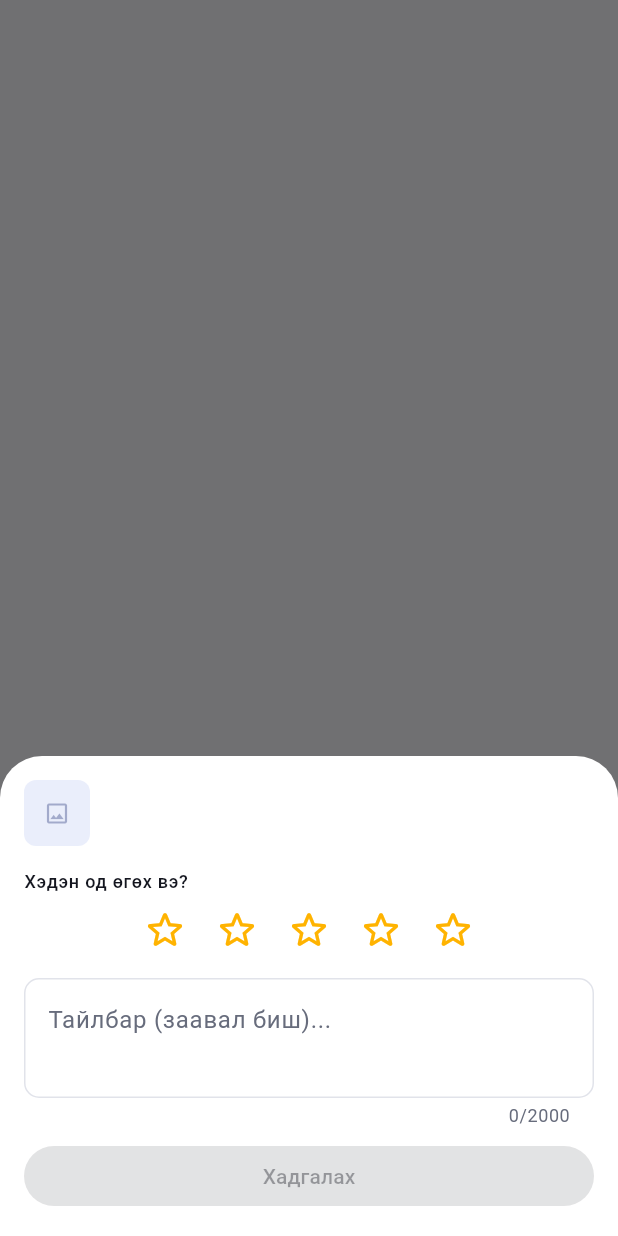
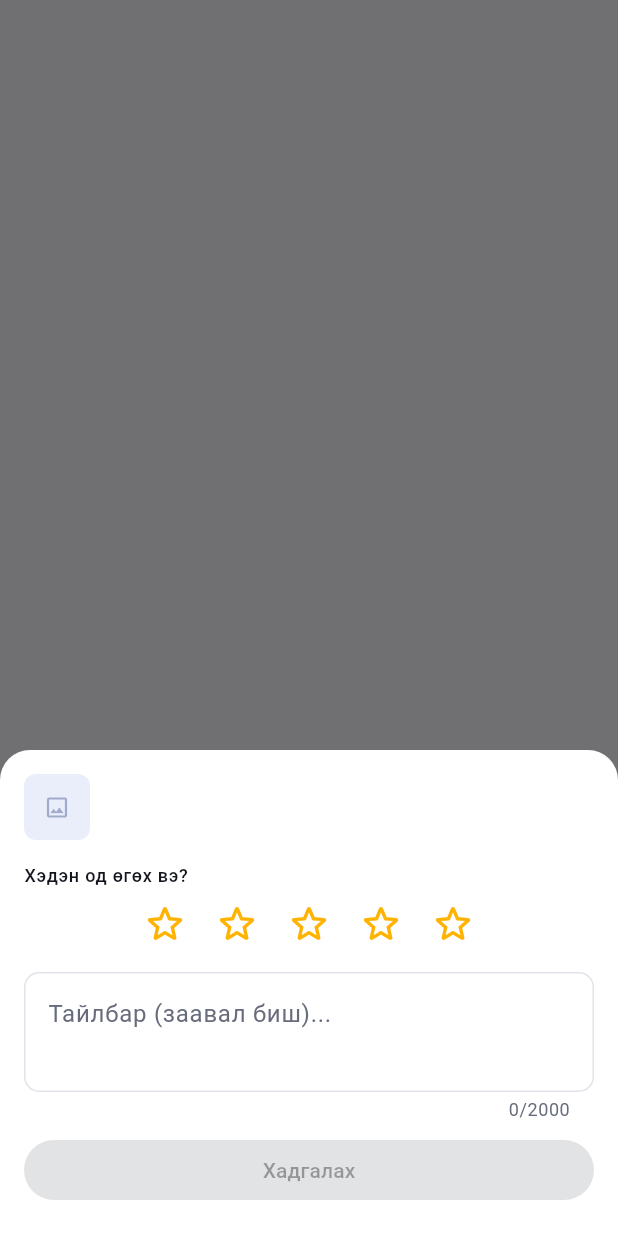
Before and after one commit to d3v310p3r1437/order-system, a Flutter app: what showQuickReviewBottomSheet() shows on an empty page, opened directly with empty values, on a phone screen of 412 x 824 dp. Run offline on Flutter 3.47's test engine with Material 3 defaults, Android fonts, the phone set to English and light mode, and no system bars; drawn by our look-alikes of cached_network_image; our stand-ins replace dio, flutter_map, flutter_riverpod, flutter_secure_storage, freezed_annotation, geolocator and 7 more; accounts and stored records are empty; generated files the repository leaves out were written again; network calls fail.

Commit message:
fix: QuickReviewBottomSheet-ийн доод зай/сүүдрийг сайжруулав
SafeArea+нэмэлт 20px padding (клавиатур/navigation bar-аас "Хадгалах"
товчийг тодорхой зайтай болгоно), showModalBottomSheet-д elevation
12 + дугуй булант shape нэмж sheet дэвсгэрээс тод ялгарч харагдахаар
болгов.

Co-Authored-By: Claude Sonnet 5 <noreply@anthropic.com>

```diff
--- a/apps/mobile/lib/features/reviews/presentation/widgets/quick_review_bottom_sheet.dart
+++ b/apps/mobile/lib/features/reviews/presentation/widgets/quick_review_bottom_sheet.dart
@@ -82,9 +82,8 @@ class _QuickReviewBottomSheetState
       if (!mounted) {
         return;
       }
-      ScaffoldMessenger.of(
-        context,
-      ).showSnackBar(SnackBar(content: Text(error.message)));
+      ScaffoldMessenger.of(context)
+          .showSnackBar(SnackBar(content: Text(error.message)));
     } finally {
       if (mounted) {
         setState(() => _submitting = false);
@@ -95,12 +94,27 @@ class _QuickReviewBottomSheetState
   @override
   Widget build(BuildContext context) {
     final theme = Theme.of(context);
-    return Padding(
+    // ⚠️ (2026-08-27) `OrderListScreen` (энэ sheet-ийг нээдэг цорын ганц
+    // дуудагч тал) `StatefulShellRoute`-ийн "Захиалгууд" branch дотор
+    // байрладаг тул `showModalBottomSheet` (Navigator.of(context)-ийн
+    // ХАМГИЙН ОЙР — branch-ийн дотоод, root биш) sheet-ийг `MainShell`-ийн
+    // `Scaffold.body`-ийн дотор л (`bottomNavigationBar`-ын ГАДНА биш)
+    // нээдэг тул физик дэлгэцийн доод ирмэг рүү бус, доод navigation
+    // bar-ын дээд ирмэг рүү л суудаг. Иймд `SafeArea(bottom: true)`
+    // энд голчлон КЛАВИАТУР нээгдэх/хаагдах үед МЭДЭГДЭХҮЙЦ зай өгөхийн
+    // тулд бус, ирээдүйд ЭНЭ sheet-ийг navigation bar-гүй бүтэн дэлгэцээс
+    // (жиш: ProductDetailScreen) дуудвал ч мөн адил зөв ажиллуулах
+    // (gesture home indicator/notch-той төхөөрөмжид) хамгаалалт зорилготой.
+    // Товч БОЛОН доод хил (клавиатур эсвэл navigation bar аль алиных нь)
+    // хооронд ЗААВАЛ 20px тодорхой зай (SafeArea-гийн ДЭЭР нэмэлт) үлдээнэ.
+    return SafeArea(
+      top: false,
+      child: Padding(
         padding: EdgeInsets.only(
           left: 16,
           right: 16,
           top: 16,
-        bottom: MediaQuery.of(context).viewInsets.bottom + 16,
+          bottom: MediaQuery.of(context).viewInsets.bottom + 20,
         ),
         child: Column(
           mainAxisSize: MainAxisSize.min,
@@ -173,6 +187,7 @@ class _QuickReviewBottomSheetState
             ),
           ],
         ),
+      ),
     );
   }
 }
@@ -188,9 +203,22 @@ Future<void> showQuickReviewBottomSheet({
   Review? existingReview,
   required ValueChanged<Review> onReviewSaved,
 }) async {
+  // ⚠️ (2026-08-27) Энэ sheet-ийг доод navigation bar-тай tab-аас
+  // (OrderListScreen) нээдэг тул анхдагч M3 `elevation` (~1, маш сул
+  // сүүдэртэй) дор доод navigation bar-аас арай тод ялгарахгүй байсан —
+  // `elevation`-ийг тодорхой өндөр утгаар (12) заавал өгч, sheet-ийн
+  // сүүдэр (доод хилийн ойролцоо хамгийн ил харагдах хэсэг) илүү тод
+  // болгов. `clipBehavior: Clip.antiAlias` — дугуй булан + өндөр
+  // elevation хосолсон үед агуулга (жиш: зурган карт) буланг давхарлан
+  // гарахаас сэргийлнэ.
   final review = await showModalBottomSheet<Review>(
     context: context,
     isScrollControlled: true,
+    elevation: 12,
+    clipBehavior: Clip.antiAlias,
+    shape: const RoundedRectangleBorder(
+      borderRadius: BorderRadius.vertical(top: Radius.circular(20)),
+    ),
     builder: (_) => QuickReviewBottomSheet(
       productId: productId,
       productName: productName,
```
Also changed, not shown: 1 other file. Lines whose indentation alone changed are shown as unchanged.
